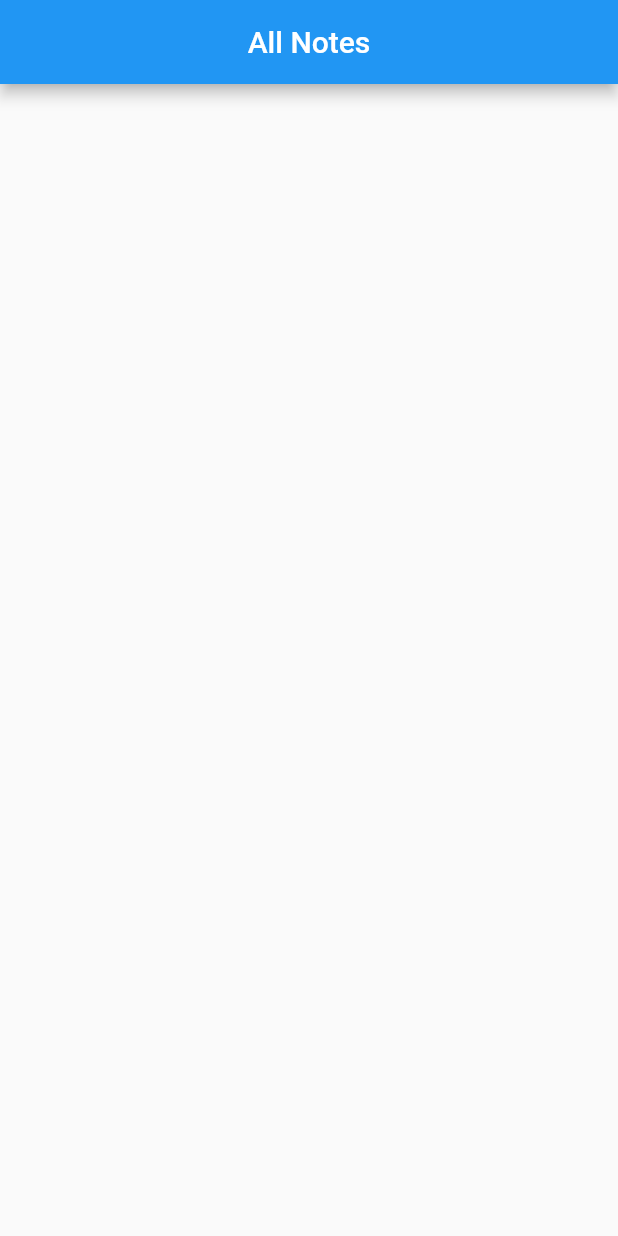
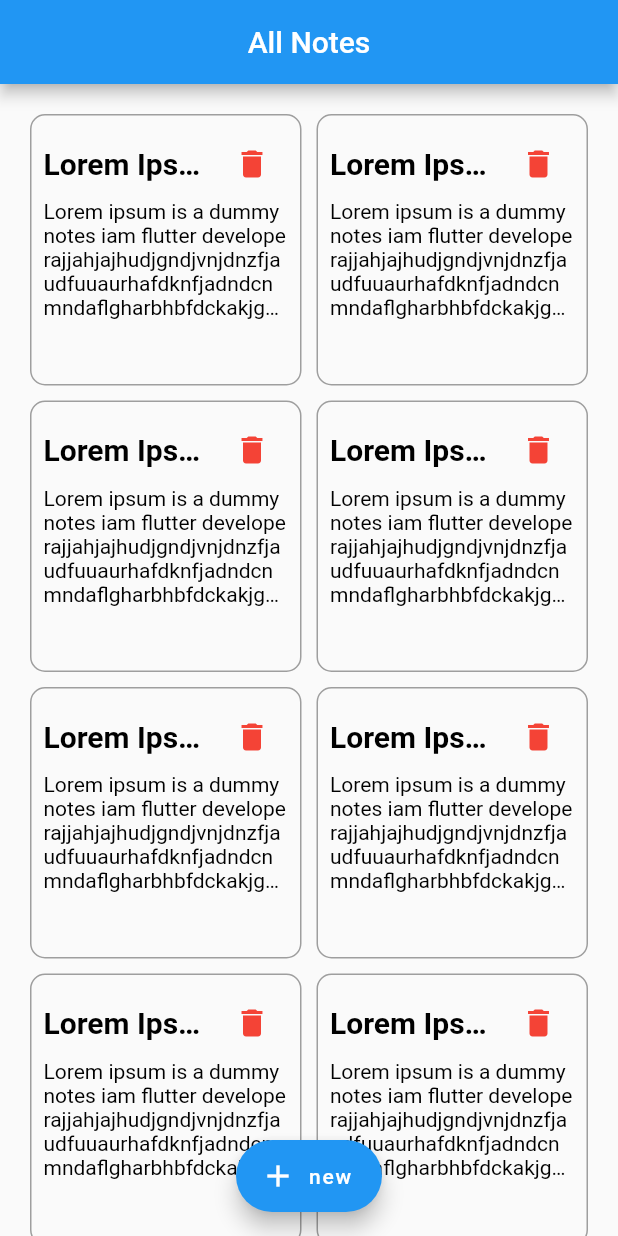
Before and after one commit to mirza-d3x/noteApp, a Flutter app: the screen it shows after launch, on a phone screen of 412 x 824 dp. Run offline on Flutter 3.47's test engine with Material 2 defaults, Android fonts, the light colour scheme and no system bars.

Commit message:
error fixed. Not displaying content on screen properly

```diff
--- a/lib/screens/screen_add_notes.dart
+++ b/lib/screens/screen_add_notes.dart
@@ -1,5 +1,3 @@
-import 'dart:html';
-
 import 'package:flutter/material.dart';
 
 enum ActionType {
@@ -16,7 +14,6 @@ class ScreenAddNote extends StatelessWidget {
     this.id,
   }) : super(key: key);
 
-  @override
   Widget get saveButton => TextButton.icon(
         onPressed: () {
           switch (type) {
--- a/lib/screens/screen_all_notes.dart
+++ b/lib/screens/screen_all_notes.dart
@@ -1,4 +1,6 @@
 import 'package:flutter/material.dart';
+import 'package:note_app_sample/screens/screen_add_notes.dart';
+import 'package:note_app_sample/widget/note_item.dart';
 
 class ScreenAllNotes extends StatelessWidget {
   const ScreenAllNotes({Key? key}) : super(key: key);
@@ -21,10 +23,30 @@ class ScreenAllNotes extends StatelessWidget {
           mainAxisSpacing: 10,
           crossAxisSpacing: 10,
           padding: const EdgeInsets.all(20),
-        children: [
-          // List.generate(10, (index) => NoteItem)
-        ],
+          children: List.generate(
+            10,
+            (index) => NoteItem(
+                id: index.toString(),
+                title: 'Lorem Ipsum Title $index',
+                content:
+                    'Lorem ipsum is a dummy notes iam flutter developerajjahjajhudjgndjvnjdnzfjaudfuuaurhafdknfjadndcnmndaflgharbhbfdckakjghegabfgjnejngka;'),
+          ),
+        ),
+      ),
+      floatingActionButtonLocation: FloatingActionButtonLocation.centerFloat,
+      floatingActionButton: FloatingActionButton.extended(
+        onPressed: () {
+          Navigator.of(context).push(
+            MaterialPageRoute(
+              builder: ((ctx) => ScreenAddNote(
+                    type: ActionType.addNote,
                   )),
+            ),
+          );
+        },
+        label: const Text('new'),
+        icon: const Icon(Icons.add),
+      ),
     );
   }
 }
--- a/lib/widget/note_item.dart
+++ b/lib/widget/note_item.dart
@@ -32,12 +32,10 @@ class NoteItem extends StatelessWidget {
             color: Colors.grey,
           ),
         ),
-        padding: const EdgeInsets.all(5),
+        padding: const EdgeInsets.all(8),
         child: Column(
           children: [
-            Row(
-              mainAxisAlignment: MainAxisAlignment.spaceBetween,
-              children: [
+            Row(mainAxisAlignment: MainAxisAlignment.spaceBetween, children: [
               Expanded(
                 child: Text(
                   title,
@@ -56,6 +54,7 @@ class NoteItem extends StatelessWidget {
                   color: Colors.red,
                 ),
               ),
+            ]),
             Text(
               content,
               maxLines: 5,
@@ -67,8 +66,6 @@ class NoteItem extends StatelessWidget {
             )
           ],
         ),
-          ],
-        ),
       ),
     );
   }
```
Also changed, not shown: lib/data/urk.dart (deleted). Lines whose indentation alone changed are shown as unchanged.
